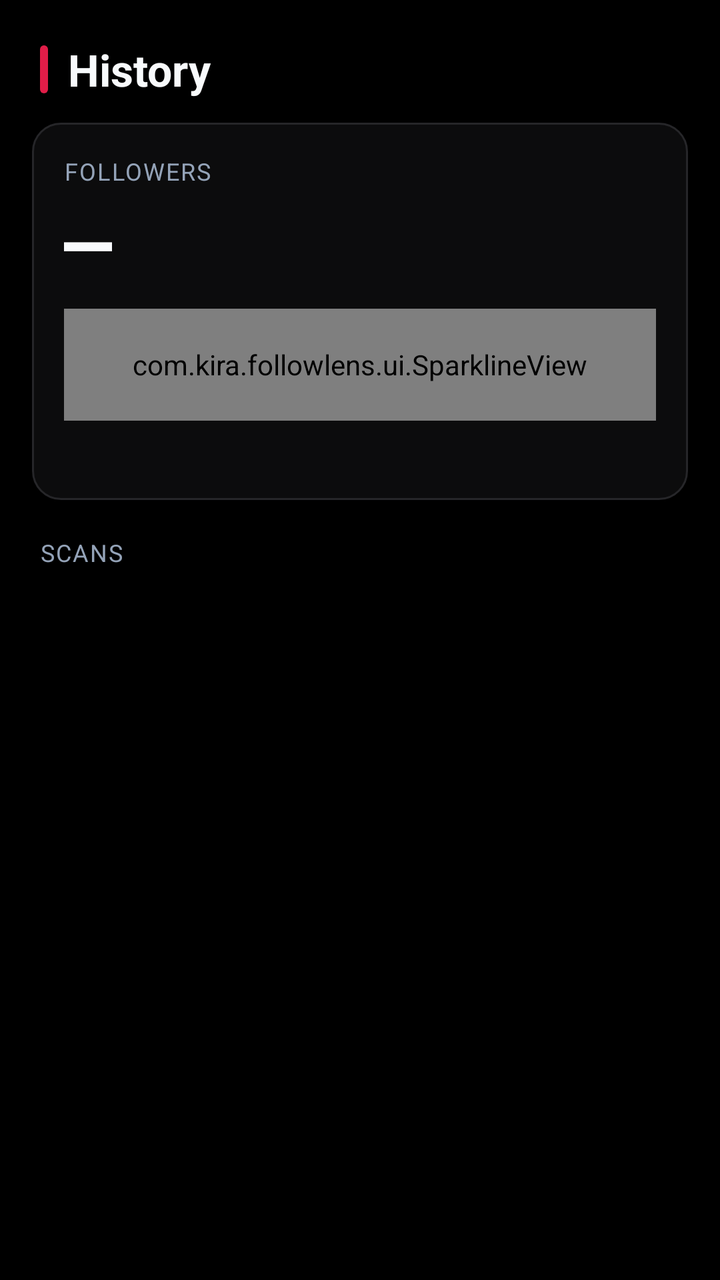
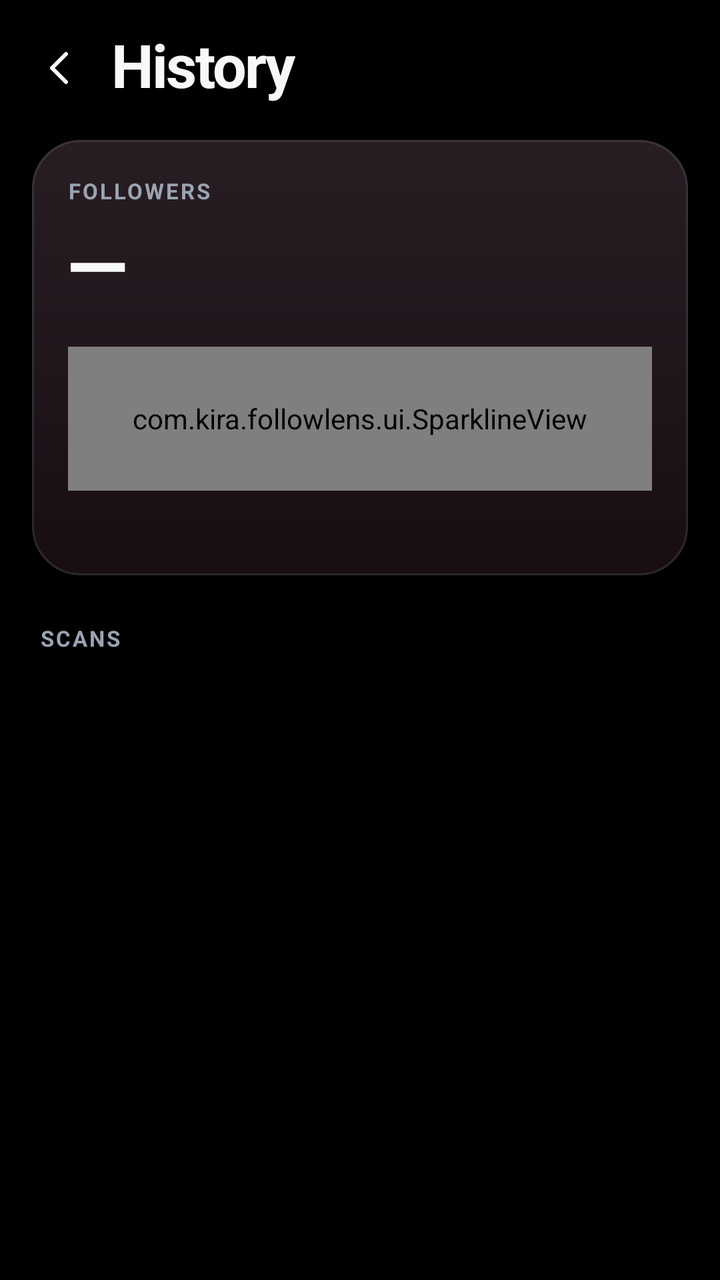

Before-and-after screenshots of an Android layout around one commit, followed by the original layout XML and the change that was made.
<!-- AndroidManifest.xml: application theme Theme.FollowLens -->
<!-- res/layout/activity_history.xml -->
<?xml version="1.0" encoding="utf-8"?>
<LinearLayout xmlns:android="http://schemas.android.com/apk/res/android"
    android:layout_width="match_parent"
    android:layout_height="match_parent"
    android:background="@color/bg"
    android:fitsSystemWindows="true"
    android:orientation="vertical">

    <LinearLayout
        android:layout_width="match_parent"
        android:layout_height="wrap_content"
        android:gravity="center_vertical"
        android:orientation="horizontal"
        android:paddingStart="20dp"
        android:paddingTop="20dp"
        android:paddingEnd="20dp"
        android:paddingBottom="12dp">

        <View
            android:layout_width="4dp"
            android:layout_height="24dp"
            android:layout_marginEnd="10dp"
            android:background="@drawable/bg_accent_bar" />

        <TextView
            android:layout_width="0dp"
            android:layout_height="wrap_content"
            android:layout_weight="1"
            android:text="@string/history"
            style="@style/Text.Title" />

    </LinearLayout>

    
    <LinearLayout
        android:layout_width="match_parent"
        android:layout_height="wrap_content"
        android:layout_marginStart="16dp"
        android:layout_marginEnd="16dp"
        android:background="@drawable/bg_card"
        android:orientation="vertical"
        android:padding="16dp">

        <TextView
            android:layout_width="wrap_content"
            android:layout_height="wrap_content"
            android:text="@string/followers"
            style="@style/Text.StatLabel" />

        <LinearLayout
            android:layout_width="match_parent"
            android:layout_height="wrap_content"
            android:baselineAligned="false"
            android:gravity="bottom"
            android:orientation="horizontal"
            android:paddingTop="4dp">

            <TextView
                android:id="@+id/hero_value"
                android:layout_width="wrap_content"
                android:layout_height="wrap_content"
                android:fontFamily="monospace"
                android:includeFontPadding="false"
                android:text="@string/dash_placeholder"
                android:textColor="@color/text_primary"
                android:textSize="40sp"
                android:textStyle="bold" />

            <TextView
                android:id="@+id/hero_delta"
                android:layout_width="0dp"
                android:layout_height="wrap_content"
                android:layout_marginStart="10dp"
                android:layout_marginBottom="6dp"
                android:layout_weight="1"
                android:fontFamily="monospace"
                android:textSize="14sp"
                android:textStyle="bold" />

        </LinearLayout>

        <com.kira.followlens.ui.SparklineView
            android:id="@+id/sparkline"
            android:layout_width="match_parent"
            android:layout_height="56dp"
            android:layout_marginTop="10dp" />

        <TextView
            android:id="@+id/sparkline_range"
            android:layout_width="match_parent"
            android:layout_height="wrap_content"
            android:layout_marginTop="6dp"
            style="@style/Text.Caption" />

    </LinearLayout>

    <TextView
        android:layout_width="match_parent"
        android:layout_height="wrap_content"
        android:paddingStart="20dp"
        android:paddingTop="18dp"
        android:paddingEnd="20dp"
        android:paddingBottom="2dp"
        android:text="@string/history_scans"
        style="@style/Text.StatLabel" />

    <FrameLayout
        android:layout_width="match_parent"
        android:layout_height="0dp"
        android:layout_weight="1">

        <androidx.recyclerview.widget.RecyclerView
            android:id="@+id/scans"
            android:layout_width="match_parent"
            android:layout_height="match_parent"
            android:clipToPadding="false"
            android:paddingStart="16dp"
            android:paddingEnd="16dp"
            android:paddingBottom="16dp"
            android:scrollbars="vertical" />

        <TextView
            android:id="@+id/scans_empty"
            android:layout_width="match_parent"
            android:layout_height="wrap_content"
            android:layout_gravity="center"
            android:gravity="center"
            android:paddingStart="40dp"
            android:paddingEnd="40dp"
            android:text="@string/history_empty"
            android:visibility="gone"
            style="@style/Text.Caption" />

    </FrameLayout>

</LinearLayout>
<!-- resources referenced by this layout -->
<resources>
  <color name="text_primary">#FFF8FAFC</color>
  <!-- drawable bg_accent_bar (drawable) -->
  <?xml version="1.0" encoding="utf-8"?>
  <shape xmlns:android="http://schemas.android.com/apk/res/android"
      android:shape="rectangle">
      <solid android:color="@color/accent" />
      <corners android:radius="2dp" />
  </shape>
  <!-- drawable bg_card (drawable) -->
  <?xml version="1.0" encoding="utf-8"?>
  <shape xmlns:android="http://schemas.android.com/apk/res/android"
      android:shape="rectangle">
      <solid android:color="@color/surface" />
      <stroke android:width="1dp" android:color="@color/border" />
      <corners android:radius="14dp" />
  </shape>
  <style name="Text.Caption">
          <item name="android:textColor">@color/text_secondary</item>
          <item name="android:textSize">13sp</item>
          <item name="android:lineSpacingMultiplier">1.4</item>
      </style>
  <style name="Text.StatLabel">
          <item name="android:textColor">@color/text_secondary</item>
          <item name="android:textSize">12sp</item>
          <item name="android:letterSpacing">0.06</item>
          <item name="android:textAllCaps">true</item>
      </style>
  <style name="Text.Title">
          <item name="android:textColor">@color/text_primary</item>
          <item name="android:textSize">22sp</item>
          <item name="android:textStyle">bold</item>
      </style>
  <style name="Theme.FollowLens" parent="Theme.AppCompat.NoActionBar">
          <item name="android:colorBackground">@color/bg</item>
          <item name="android:windowBackground">@color/bg</item>
          <item name="android:textColorPrimary">@color/text_primary</item>
          <item name="android:textColorSecondary">@color/text_secondary</item>
          <item name="android:textColorHint">@color/text_disabled</item>
          <item name="colorAccent">@color/accent</item>
          <item name="android:statusBarColor">@color/bg</item>
          <item name="android:navigationBarColor">@color/bg</item>
          <item name="android:windowLightStatusBar">false</item>
      </style>
  <color name="surface">#FF0C0C0D</color>
  <color name="border">#FF262629</color>
  <color name="text_secondary">#FF94A3B8</color>
  <!-- unchanged entries left out for length: 8 -->
</resources>

<!-- the commit's change to res/layout/activity_history.xml (unified diff, before → after) -->
@@ -11,20 +11,23 @@
         android:layout_height="wrap_content"
         android:gravity="center_vertical"
         android:orientation="horizontal"
-        android:paddingStart="20dp"
-        android:paddingTop="20dp"
-        android:paddingEnd="20dp"
-        android:paddingBottom="12dp">
+        android:paddingStart="8dp"
+        android:paddingTop="12dp"
+        android:paddingEnd="20dp">
 
-        <View
-            android:layout_width="4dp"
-            android:layout_height="24dp"
-            android:layout_marginEnd="10dp"
-            android:background="@drawable/bg_accent_bar" />
+        <ImageButton
+            android:id="@+id/back"
+            android:layout_width="44dp"
+            android:layout_height="44dp"
+            android:background="?android:attr/selectableItemBackgroundBorderless"
+            android:contentDescription="@string/back"
+            android:padding="10dp"
+            android:src="@drawable/ic_back" />
 
         <TextView
             android:layout_width="0dp"
             android:layout_height="wrap_content"
+            android:layout_marginStart="4dp"
             android:layout_weight="1"
             android:text="@string/history"
             style="@style/Text.Title" />
@@ -36,10 +39,14 @@
         android:layout_width="match_parent"
         android:layout_height="wrap_content"
         android:layout_marginStart="16dp"
+        android:layout_marginTop="14dp"
         android:layout_marginEnd="16dp"
-        android:background="@drawable/bg_card"
+        android:background="@drawable/bg_card_hero"
         android:orientation="vertical"
-        android:padding="16dp">
+        android:paddingStart="18dp"
+        android:paddingTop="18dp"
+        android:paddingEnd="18dp"
+        android:paddingBottom="16dp">
 
         <TextView
             android:layout_width="wrap_content"
@@ -53,44 +60,45 @@
             android:baselineAligned="false"
             android:gravity="bottom"
             android:orientation="horizontal"
-            android:paddingTop="4dp">
+            android:paddingTop="8dp">
 
             <TextView
                 android:id="@+id/hero_value"
                 android:layout_width="wrap_content"
                 android:layout_height="wrap_content"
-                android:fontFamily="monospace"
-                android:includeFontPadding="false"
                 android:text="@string/dash_placeholder"
-                android:textColor="@color/text_primary"
-                android:textSize="40sp"
-                android:textStyle="bold" />
+                style="@style/Text.Display" />
 
+            
             <TextView
                 android:id="@+id/hero_delta"
-                android:layout_width="0dp"
+                android:layout_width="wrap_content"
                 android:layout_height="wrap_content"
-                android:layout_marginStart="10dp"
-                android:layout_marginBottom="6dp"
-                android:layout_weight="1"
-                android:fontFamily="monospace"
-                android:textSize="14sp"
-                android:textStyle="bold" />
+                android:layout_marginStart="12dp"
+                android:layout_marginBottom="4dp"
+                android:fontFeatureSettings="tnum"
+                android:paddingStart="10dp"
+                android:paddingTop="4dp"
+                android:paddingEnd="10dp"
+                android:paddingBottom="4dp"
+                android:textSize="13sp"
+                android:textStyle="bold"
+                android:visibility="gone" />
 
         </LinearLayout>
 
         <com.kira.followlens.ui.SparklineView
             android:id="@+id/sparkline"
             android:layout_width="match_parent"
-            android:layout_height="56dp"
-            android:layout_marginTop="10dp" />
+            android:layout_height="72dp"
+            android:layout_marginTop="16dp" />
 
         <TextView
             android:id="@+id/sparkline_range"
             android:layout_width="match_parent"
             android:layout_height="wrap_content"
-            android:layout_marginTop="6dp"
-            style="@style/Text.Caption" />
+            android:layout_marginTop="10dp"
+            style="@style/Text.Footnote" />
 
     </LinearLayout>
 
@@ -98,7 +106,7 @@
         android:layout_width="match_parent"
         android:layout_height="wrap_content"
         android:paddingStart="20dp"
-        android:paddingTop="18dp"
+        android:paddingTop="24dp"
         android:paddingEnd="20dp"
         android:paddingBottom="2dp"
         android:text="@string/history_scans"
@@ -116,14 +124,15 @@
             android:clipToPadding="false"
             android:paddingStart="16dp"
             android:paddingEnd="16dp"
-            android:paddingBottom="16dp"
+            android:paddingBottom="24dp"
             android:scrollbars="vertical" />
 
         <TextView
             android:id="@+id/scans_empty"
             android:layout_width="match_parent"
             android:layout_height="wrap_content"
-            android:layout_gravity="center"
+            android:layout_gravity="center_horizontal|top"
+            android:layout_marginTop="40dp"
             android:gravity="center"
             android:paddingStart="40dp"
             android:paddingEnd="40dp"
<!-- resource entries referenced after the edit -->
@@ -1,36 +1,78 @@
 <!-- resources referenced by this layout -->
 <resources>
-  <color name="text_primary">#FFF8FAFC</color>
-  <!-- drawable bg_accent_bar (drawable) -->
+  <!-- drawable bg_card_hero (drawable) -->
   <?xml version="1.0" encoding="utf-8"?>
-  <shape xmlns:android="http://schemas.android.com/apk/res/android"
-      android:shape="rectangle">
-      <solid android:color="@color/accent" />
-      <corners android:radius="2dp" />
-  </shape>
-  <!-- drawable bg_card (drawable) -->
+  <layer-list xmlns:android="http://schemas.android.com/apk/res/android">
+      <item>
+          <shape android:shape="rectangle">
+              <gradient
+                  android:angle="240"
+                  android:startColor="@color/surface_muted"
+                  android:centerColor="@color/surface_raised"
+                  android:endColor="@color/surface" />
+              <corners android:radius="24dp" />
+          </shape>
+      </item>
+      <item>
+          <shape android:shape="rectangle">
+              <solid android:color="@color/accent_wash" />
+              <stroke android:width="1dp" android:color="@color/edge_light" />
+              <corners android:radius="24dp" />
+          </shape>
+      </item>
+  </layer-list>
+  <!-- drawable ic_back (drawable) -->
   <?xml version="1.0" encoding="utf-8"?>
-  <shape xmlns:android="http://schemas.android.com/apk/res/android"
-      android:shape="rectangle">
-      <solid android:color="@color/surface" />
-      <stroke android:width="1dp" android:color="@color/border" />
-      <corners android:radius="14dp" />
-  </shape>
+  <vector xmlns:android="http://schemas.android.com/apk/res/android"
+      android:width="24dp"
+      android:height="24dp"
+      android:viewportWidth="24"
+      android:viewportHeight="24"
+      android:autoMirrored="true"
+      android:tint="@color/text_primary">
+      <path
+          android:pathData="M15,5L8,12L15,19"
+          android:strokeColor="#FFFFFF"
+          android:strokeWidth="2"
+          android:strokeLineCap="round"
+          android:strokeLineJoin="round" />
+  </vector>
+  <string name="back">Back</string>
+  <color name="text_primary">#FFF7F8FA</color>
   <style name="Text.Caption">
           <item name="android:textColor">@color/text_secondary</item>
           <item name="android:textSize">13sp</item>
+          <item name="android:letterSpacing">0.005</item>
+          <item name="android:lineSpacingMultiplier">1.4</item>
+      </style>
+  <style name="Text.Display">
+          <item name="android:textColor">@color/text_primary</item>
+          <item name="android:textSize">40sp</item>
+          <item name="android:textStyle">bold</item>
+          <item name="android:letterSpacing">-0.035</item>
+          <item name="android:lineSpacingMultiplier">1.02</item>
+          <item name="android:fontFeatureSettings">tnum</item>
+          <item name="android:includeFontPadding">false</item>
+      </style>
+  <style name="Text.Footnote">
+          <item name="android:textColor">@color/text_disabled</item>
+          <item name="android:textSize">12sp</item>
+          <item name="android:letterSpacing">0.01</item>
           <item name="android:lineSpacingMultiplier">1.4</item>
       </style>
   <style name="Text.StatLabel">
           <item name="android:textColor">@color/text_secondary</item>
-          <item name="android:textSize">12sp</item>
-          <item name="android:letterSpacing">0.06</item>
+          <item name="android:textSize">11sp</item>
+          <item name="android:textStyle">bold</item>
+          <item name="android:letterSpacing">0.09</item>
           <item name="android:textAllCaps">true</item>
       </style>
   <style name="Text.Title">
           <item name="android:textColor">@color/text_primary</item>
-          <item name="android:textSize">22sp</item>
+          <item name="android:textSize">30sp</item>
           <item name="android:textStyle">bold</item>
+          <item name="android:letterSpacing">-0.03</item>
+          <item name="android:includeFontPadding">false</item>
       </style>
   <style name="Theme.FollowLens" parent="Theme.AppCompat.NoActionBar">
           <item name="android:colorBackground">@color/bg</item>
@@ -39,13 +81,23 @@
           <item name="android:textColorSecondary">@color/text_secondary</item>
           <item name="android:textColorHint">@color/text_disabled</item>
           <item name="colorAccent">@color/accent</item>
-          <item name="android:statusBarColor">@color/bg</item>
-          <item name="android:navigationBarColor">@color/bg</item>
+          <item name="android:statusBarColor">@android:color/transparent</item>
+          <item name="android:navigationBarColor">@android:color/transparent</item>
           <item name="android:windowLightStatusBar">false</item>
+          <item name="android:windowAnimationStyle">@style/Animation.FollowLens</item>
       </style>
-  <color name="surface">#FF0C0C0D</color>
-  <color name="border">#FF262629</color>
-  <color name="text_secondary">#FF94A3B8</color>
+  <color name="surface_muted">#FF1D1D22</color>
+  <color name="surface_raised">#FF16161A</color>
+  <color name="surface">#FF0D0D10</color>
+  <color name="accent_wash">#0DE11D48</color>
+  <color name="edge_light">#1AFFFFFF</color>
+  <color name="text_secondary">#FF9AA3B2</color>
+  <style name="Animation.FollowLens" parent="@android:style/Animation.Activity">
+          <item name="android:activityOpenEnterAnimation">@anim/push_enter</item>
+          <item name="android:activityOpenExitAnimation">@anim/push_exit</item>
+          <item name="android:activityCloseEnterAnimation">@anim/pop_enter</item>
+          <item name="android:activityCloseExitAnimation">@anim/pop_exit</item>
+      </style>
   <!-- unchanged entries left out for length: 8 -->
 </resources>
 
